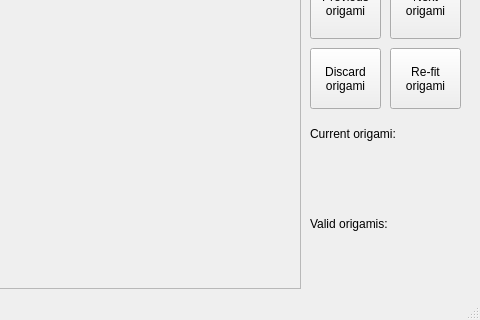
The window that src/picasimpler/UI/calibration_ui.ui (azelcer/picasimpler) describes before a commit, drawn with Qt 5; both pictures show x 370 to 850 and y 272 to 592 of the 850 by 592 pixel window.
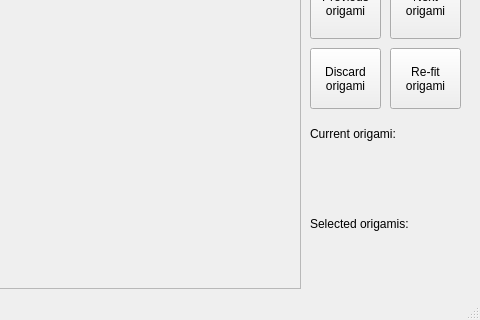
The same window after the commit. Custom widgets are drawn as their Qt base class.

Commit message: add discard/select origami feature

The edit to the form file:
```diff
--- a/src/picasimpler/UI/calibration_ui.ui
+++ b/src/picasimpler/UI/calibration_ui.ui
@@ -231,7 +231,7 @@
      </rect>
     </property>
     <property name="text">
-     <string>Valid origamis:</string>
+     <string>Selected origamis:</string>
     </property>
    </widget>
    <widget class="QLabel" name="analysis_counter_title_label">
```
Left out of the diff: 12 changed lines with no effect on the pictures. The commit also changes 5 other files.
